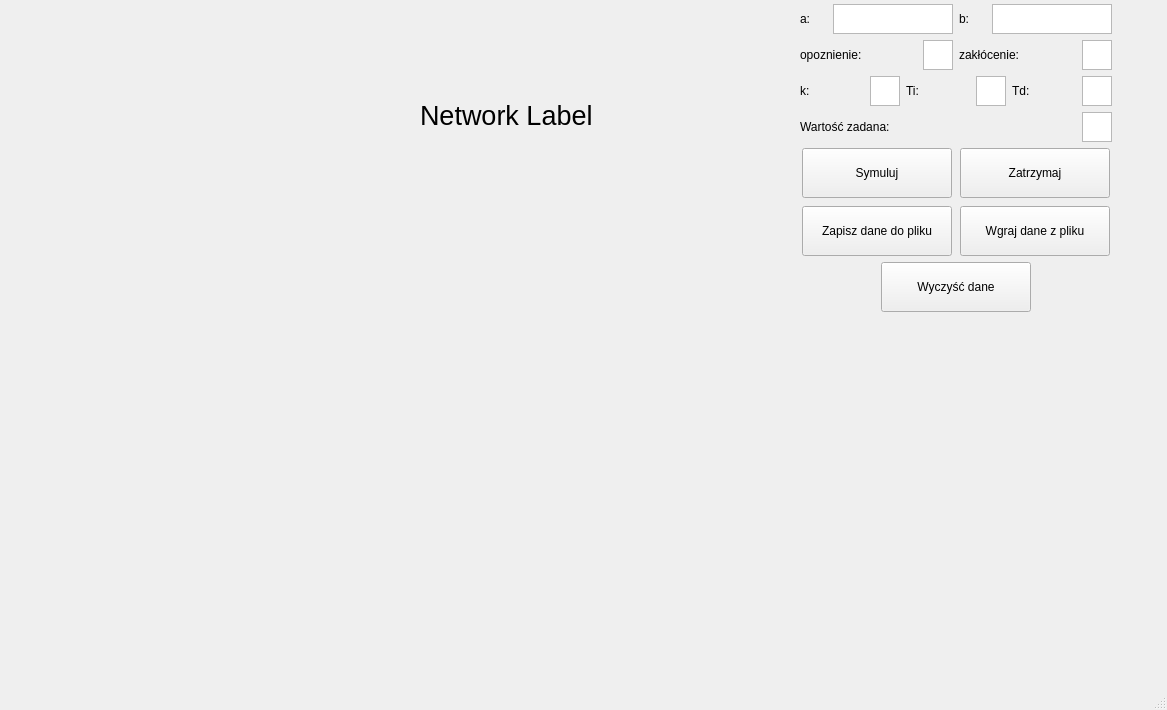
Above: ProjektUARqt/ukladautomatycznejregulacji.ui from dawib19992/ProjekcikUAR before the change. Below: the same form after it.
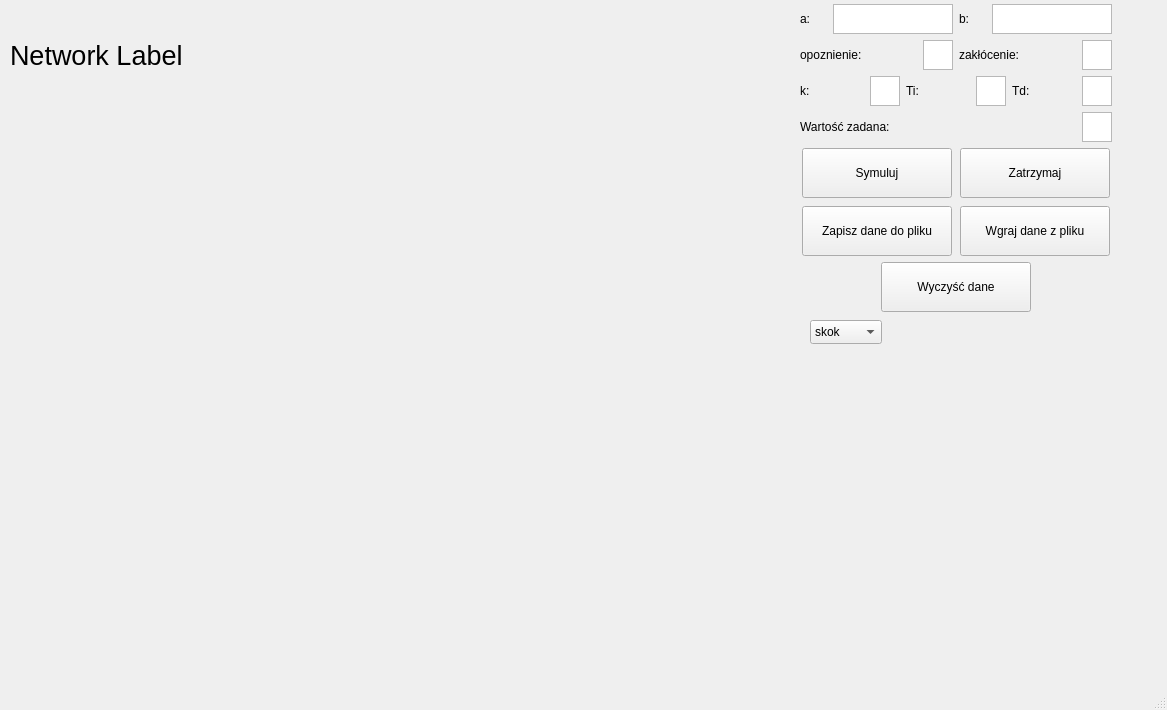
That is the form after the change. Custom widgets are drawn as their Qt base class.

Diff of the .ui file:
```diff
--- a/ProjektUARqt/ukladautomatycznejregulacji.ui
+++ b/ProjektUARqt/ukladautomatycznejregulacji.ui
@@ -17,8 +17,8 @@
    <widget class="QLabel" name="NetworkLabel">
     <property name="geometry">
      <rect>
-      <x>420</x>
-      <y>70</y>
+      <x>10</x>
+      <y>10</y>
       <width>271</width>
       <height>91</height>
      </rect>
@@ -35,10 +35,10 @@
    <widget class="QCustomPlot" name="customPlot" native="true">
     <property name="geometry">
      <rect>
-      <x>160</x>
-      <y>170</y>
-      <width>561</width>
-      <height>341</height>
+      <x>20</x>
+      <y>110</y>
+      <width>731</width>
+      <height>551</height>
      </rect>
     </property>
    </widget>
@@ -416,6 +416,31 @@
      </item>
     </layout>
    </widget>
+   <widget class="QComboBox" name="comboGWZ">
+    <property name="geometry">
+     <rect>
+      <x>810</x>
+      <y>320</y>
+      <width>72</width>
+      <height>24</height>
+     </rect>
+    </property>
+    <item>
+     <property name="text">
+      <string>skok</string>
+     </property>
+    </item>
+    <item>
+     <property name="text">
+      <string>sinusoida</string>
+     </property>
+    </item>
+    <item>
+     <property name="text">
+      <string>prostokatny</string>
+     </property>
+    </item>
+   </widget>
   </widget>
   <widget class="QMenuBar" name="menubar">
    <property name="geometry">
```
